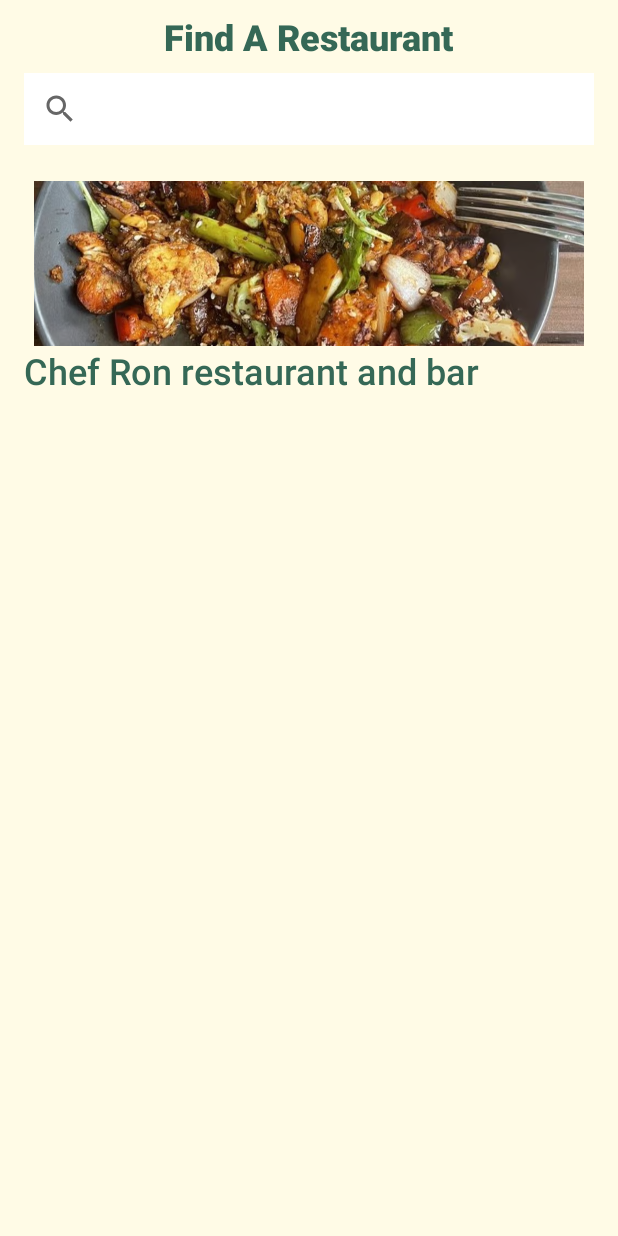
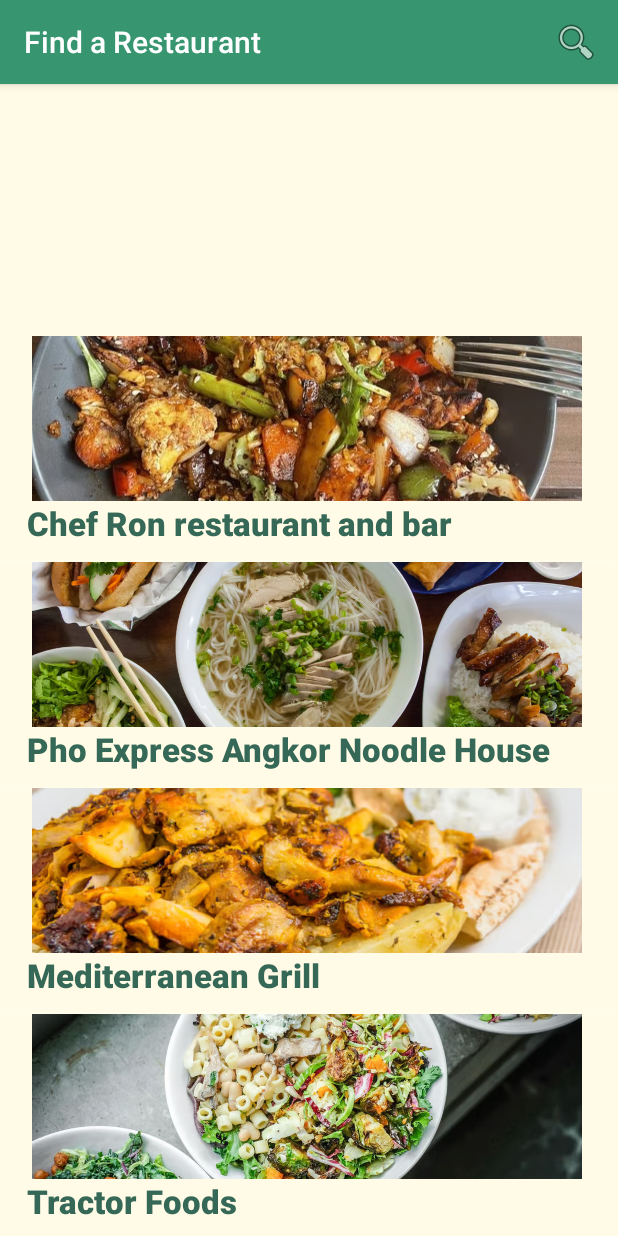
Before and after one commit to mderoca/CSIS3175_TrimTaste, an Android app: the User_SearchRestaurant screen opened directly, with no data from a screen before it, on a phone screen of 412 x 824 dp. Run offline under Robolectric (Android 15) with nearby library versions, the light colour scheme and no system bars.

Commit message:
Edited Search for restaurant Activity (SearchView)

```diff
--- a/app/src/main/java/com/example/trimtaste/Admin_MainActivity.java
+++ b/app/src/main/java/com/example/trimtaste/Admin_MainActivity.java
@@ -24,7 +24,7 @@
         imgBtnAddItems.setOnClickListener(new View.OnClickListener() {
             @Override
             public void onClick(View v) {
-                startActivity(new Intent(Admin_MainActivity.this, Admin_AddRemobeItems.class));
+                startActivity(new Intent(Admin_MainActivity.this, Admin_AddRemoveItems.class));
             }
         });
 
--- a/app/src/main/java/com/example/trimtaste/DatabaseHelper.java
+++ b/app/src/main/java/com/example/trimtaste/DatabaseHelper.java
@@ -26,7 +26,7 @@
     final static String T1COL_7 = "UserRole";
     //-------------------------------------------------------------------
 
-    //-----------------Restaurnat Table ----------------------------
+    //-----------------Restaurant Table ----------------------------
 
     final static String TABLE2_NAME = "RESTAURANT";
     final static String T2COL_1 = "RestaurantID";
@@ -82,7 +82,7 @@
 //            );
     //---------------------------------------------------------------------
 
-    //--------------------_BILL TALBE-------------------------------------
+    //--------------------_BILL TABLE-------------------------------------
 
     final static String TABLE5_NAME = "_BILL";
     final static String T5COL_1 = "BillId";
--- a/app/src/main/java/com/example/trimtaste/User_MainActivity.java
+++ b/app/src/main/java/com/example/trimtaste/User_MainActivity.java
@@ -57,7 +57,7 @@
         btnHistory.setOnClickListener(new View.OnClickListener() {
             @Override
             public void onClick(View v) {
-                startActivity(new Intent(User_MainActivity.this, Usser_History.class));
+                startActivity(new Intent(User_MainActivity.this, User_History.class));
             }
         });
 
--- a/app/src/main/java/com/example/trimtaste/User_RestaurantAdapter.java
+++ b/app/src/main/java/com/example/trimtaste/User_RestaurantAdapter.java
@@ -76,7 +76,7 @@
 
         public ViewHolder(View itemView){
             super(itemView);
-            imageView = itemView.findViewById(R.id.imgRestaurant);
+            imageView = itemView.findViewById(R.id.imgRes);
             textView = itemView.findViewById(R.id.txtResName);
             itemView.setOnClickListener(this);
         }
--- a/app/src/main/java/com/example/trimtaste/User_SearchRestaurant.java
+++ b/app/src/main/java/com/example/trimtaste/User_SearchRestaurant.java
@@ -5,69 +5,96 @@
 import androidx.recyclerview.widget.LinearLayoutManager;
 import androidx.recyclerview.widget.RecyclerView;
 
+import android.app.SearchManager;
+import android.content.Context;
 import android.content.Intent;
+import android.net.Uri;
+import android.view.Menu;
+import android.view.MenuInflater;
+import android.view.MenuItem;
+import android.widget.AdapterView;
+import android.widget.ListView;
 import android.widget.SearchView;
 import android.os.Bundle;
 import android.view.View;
+import android.widget.SimpleAdapter;
 import android.widget.Toast;
+import android.widget.Toolbar;
+
+import java.util.ArrayList;
+import java.util.HashMap;
 
 public class User_SearchRestaurant extends AppCompatActivity
-        implements User_RestaurantAdapter.ItemClickListener {
+//        implements User_RestaurantAdapter.ItemClickListener
+{
 
     Integer[] restaurants = {R.drawable.mock_restaurant1, R.drawable.mock_restaurant2, R.drawable.mock_restaurant3, R.drawable.mock_restaurant4};
-
     String[] restaurantsNames = {"Chef Ron restaurant and bar", "Pho Express Angkor Noodle House", "Mediterranean Grill", "Tractor Foods"};
 
-    User_RestaurantAdapter adapter;
+//    User_RestaurantAdapter adapter;
 
     @Override
     protected void onCreate(Bundle savedInstanceState) {
         super.onCreate(savedInstanceState);
         setContentView(R.layout.activity_user_search_restaurant);
+        setSupportActionBar(findViewById(R.id.toolbar));
+        getSupportActionBar().setTitle(R.string.txtFindARes);
 
-        SearchView searchView = findViewById(R.id.searchView);
-        RecyclerView recyclerViewRes = findViewById(R.id.recyclerViewRestaurant);
+        // Get the intent, verify the action and get the query
+        Intent intent = getIntent();
+        if (Intent.ACTION_SEARCH.equals(intent.getAction())) {
+            String query = intent.getStringExtra(SearchManager.QUERY);
+//            doMySearch(query);
+        }
 
+        ArrayList<HashMap<String,String>> aList = new ArrayList<HashMap<String,String>>();
 
-//        searchView.setOnQueryTextListener(new SearchView.OnQueryTextListener() {
-//            @Override
-//            public boolean onQueryTextSubmit(String query) {
-//                // Start of search process
-//                List<Restaurant> filteredRestaurants = new ArrayList<>();
-//                List<String> filteredRestaurantNames = new ArrayList<>();
-//
-//                for (Restaurant restaurant : restaurants) {
-//                    if (restaurant.getCity().equals(query)) { // Assuming getCity() returns the city name for the restaurant
-//                        filteredRestaurants.add(restaurant);
-//                        filteredRestaurantNames.add(restaurant.getName());
-//                    }
-//                }
-//
-//                adapter.setData(filteredRestaurants, filteredRestaurantNames);
-//                adapter.notifyDataSetChanged();
-//                return false;
-//            }
-//
-//            @Override
-//            public boolean onQueryTextChange(String newText) {
-//                // Processing of text changes
-//                if (newText.isEmpty()) {
-//                    adapter.setData(restaurants, restaurantsNames);
-//                    adapter.notifyDataSetChanged();
-//                }
-//                return false;
-//            }
-//        });
+        for(int i=0; i<restaurantsNames.length; i++){
+            HashMap<String,String> hashMap = new HashMap<>();
+            hashMap.put("imgRes",Integer.toString(restaurants[i]));
+            hashMap.put("txtResName",restaurantsNames[i]);
+            aList.add(hashMap);
+        }
 
-        recyclerViewRes.setLayoutManager(new LinearLayoutManager(this));
-        adapter = new User_RestaurantAdapter(restaurants, restaurantsNames);
-        adapter.setClickListener(this);
-        recyclerViewRes.setAdapter(adapter);
+        String[] from = {"imgRes","txtResName"};
+        int[] to = {R.id.imgRes,R.id.txtResName};
+
+        SimpleAdapter adapter = new SimpleAdapter(User_SearchRestaurant.this,
+                aList,R.layout.list_item_restaurant,from,to);
+
+        ListView listView = findViewById(R.id.listViewRes);
+        listView.setAdapter(adapter);
+        listView.setOnItemClickListener(new AdapterView.OnItemClickListener() {
+            @Override
+            public void onItemClick(AdapterView<?> adapterView, View view, int position, long id) {
+                switch (position){
+                    case 0:
+                            startActivity(new Intent(User_SearchRestaurant.this,User_EachRestaurant.class));
+                        break;
+                    case 1:
+                        break;
+                    case 2:
+                        break;
+                }
+
+            }
+        });
     }
+
     @Override
-    public void onItemClick(View view, int position) {
-        Toast.makeText(this,"Selected Restaurant" + (position+1),
-                Toast.LENGTH_SHORT).show();
-        startActivity(new Intent(User_SearchRestaurant.this,User_EachRestaurant.class));
+    public boolean onCreateOptionsMenu(Menu menu) {
+        // Inflate the options menu from XML
+        MenuInflater inflater = getMenuInflater();
+        inflater.inflate(R.menu.menu_search, menu);
+
+        // Get the SearchView and set the searchable configuration
+        SearchManager searchManager = (SearchManager) getSystemService(Context.SEARCH_SERVICE);
+        MenuItem searchItem = menu.findItem(R.id.menu_search);
+        SearchView searchView = (SearchView) searchItem.getActionView();
+        // Assumes current activity is the searchable activity
+        searchView.setSearchableInfo(searchManager.getSearchableInfo(getComponentName()));
+        searchView.setIconifiedByDefault(false); // Do not iconify the widget; expand it by default
+
+        return true;
     }
 }
--- a/app/src/main/res/layout/activity_admin_add_remove_food_items.xml
+++ b/app/src/main/res/layout/activity_admin_add_remove_food_items.xml
@@ -5,7 +5,7 @@
     android:layout_width="match_parent"
     android:layout_height="match_parent"
     android:background="@color/background"
-    tools:context=".Admin_AddRemobeItems">
+    tools:context=".Admin_AddRemoveItems">
 
     <TextView
         android:id="@+id/txtViewEditFoodOrders"
--- a/app/src/main/res/layout/activity_user_history.xml
+++ b/app/src/main/res/layout/activity_user_history.xml
@@ -5,7 +5,7 @@
     android:layout_width="match_parent"
     android:layout_height="match_parent"
     android:background="@color/background"
-    tools:context=".Usser_History">
+    tools:context=".User_History">
 
     <TextView
         android:id="@+id/txtOrderDetAndStatus"
--- a/app/src/main/res/layout/activity_user_search_restaurant.xml
+++ b/app/src/main/res/layout/activity_user_search_restaurant.xml
@@ -8,36 +8,25 @@
     android:backgroundTint="@color/background"
     tools:context=".User_SearchRestaurant">
 
-    <TextView
-        android:id="@+id/txtFindARes"
-        android:layout_width="wrap_content"
-        android:layout_height="wrap_content"
-        android:layout_marginTop="8dp"
-        android:fontFamily="sans-serif-black"
-        android:text="@string/txtFindARes"
-        android:textColor="@color/BasilGreen_800"
-        android:textSize="24sp"
+    <androidx.appcompat.widget.Toolbar
+        android:id="@+id/toolbar"
+        android:layout_width="match_parent"
+        android:layout_height="?attr/actionBarSize"
+        android:background="@color/BasilGreen_500"
+        android:elevation="4dp"
+        android:theme="@style/ThemeOverlay.AppCompat.ActionBar"
         app:layout_constraintEnd_toEndOf="parent"
         app:layout_constraintStart_toStartOf="parent"
-        app:layout_constraintTop_toTopOf="parent" />
+        app:layout_constraintTop_toTopOf="parent"
+        app:popupTheme="@style/ThemeOverlay.AppCompat.Light" />
 
-    <SearchView
-        android:id="@+id/searchView"
-        android:layout_width="380dp"
-        android:layout_height="wrap_content"
-        android:layout_marginTop="8dp"
-        android:background="@color/white"
-        android:queryHint="@string/searchBarHint"
+    <ListView
+        android:id="@+id/listViewRes"
+        android:layout_width="409dp"
+        android:layout_height="600dp"
+        app:layout_constraintBottom_toBottomOf="parent"
         app:layout_constraintEnd_toEndOf="parent"
-        app:layout_constraintStart_toStartOf="parent"
-        app:layout_constraintTop_toBottomOf="@+id/txtFindARes" />
-
-    <androidx.recyclerview.widget.RecyclerView
-        android:id="@+id/recyclerViewRestaurant"
-        android:layout_width="match_parent"
-        android:layout_height="550dp"
-        android:layout_marginTop="8dp"
-        app:layout_constraintTop_toBottomOf="@+id/searchView"
-        tools:layout_editor_absoluteX="1dp" />
+        app:layout_constraintHorizontal_bias="0.0"
+        app:layout_constraintStart_toStartOf="parent" />
 
 </androidx.constraintlayout.widget.ConstraintLayout>
--- a/app/src/main/res/layout/list_item_restaurant.xml
+++ b/app/src/main/res/layout/list_item_restaurant.xml
@@ -10,7 +10,7 @@
     tools:ignore="UseCompoundDrawables">
 
     <ImageView
-        android:id="@+id/imgRestaurant"
+        android:id="@+id/imgRes"
         android:layout_width="match_parent"
         android:layout_height="110dp"
         android:contentDescription="@string/conDesRes" />
@@ -19,9 +19,10 @@
         android:id="@+id/txtResName"
         android:layout_width="wrap_content"
         android:layout_height="wrap_content"
-        android:layout_marginStart="16sp"
-        android:fontFamily="sans-serif-medium"
+        android:layout_marginStart="18sp"
+        android:layout_marginBottom="10sp"
+        android:fontFamily="sans-serif-black"
         android:textColor="@color/BasilGreen_800"
-        android:textSize="24sp"
+        android:textSize="22sp"
         tools:ignore="TextSizeCheck" />
 </LinearLayout>
--- /dev/null
+++ b/app/src/main/res/menu/menu_search.xml
@@ -0,0 +1,10 @@
+<?xml version="1.0" encoding="utf-8"?>
+<menu xmlns:android="http://schemas.android.com/apk/res/android"
+    xmlns:app="http://schemas.android.com/apk/res-auto">
+    <item
+        android:id="@+id/menu_search"
+        android:title="@string/txtFindARes"
+        android:icon="@android:drawable/ic_menu_search"
+        app:showAsAction="collapseActionView|ifRoom"
+        app:actionViewClass="android.widget.SearchView" />
+</menu>
--- a/app/src/main/res/values/strings.xml
+++ b/app/src/main/res/values/strings.xml
@@ -16,7 +16,7 @@
     <string name="promptProvince">Province</string>
     <string name="hintSearch">Enter the city to search for</string>
     <string name="btnFind">Go</string>
-    <string name="txtFindARes">Find A Restaurant</string>
+    <string name="txtFindARes">Find a Restaurant</string>
     <string name="txtReduce">Reduce Food Waste &amp; Enjoy Your Meal!</string>
     <string name="conDesSearch">Image button Search</string>
     <string name="conDesFood">Image button Order Food</string>
@@ -43,7 +43,7 @@
     <string name="txtViewEditFoodOrders">View/Edit Food Orders</string>
     <string name="btnEdit">Edit</string>
     <string name="btnRemoveFoodIem">Remove</string>
-    <string name="searchBarHint">Enter the city to search for</string>
+    <string name="searchBarHint">Search for a city name</string>
     <string name="btnSignManager">Sign Up as a Manager</string>
     <string name="btnaddorremove">Add/Remove Food Items</string>
     <string name="btnVieworEdit">View/Edit Orders</string>
--- a/app/src/main/res/values/themes.xml
+++ b/app/src/main/res/values/themes.xml
@@ -12,5 +12,7 @@
         <!-- Status bar color. -->
         <item name="android:statusBarColor">?attr/colorOnPrimary</item>
         <!-- Customize your theme here. -->
+        <item name="windowActionBar">false</item>
+        <item name="windowNoTitle">true</item>
     </style>
 </resources>
--- /dev/null
+++ b/app/src/main/res/xml/searchable.xml
@@ -0,0 +1,6 @@
+<?xml version="1.0" encoding="utf-8"?>
+<searchable xmlns:android="http://schemas.android.com/apk/res/android"
+    android:label="@string/app_name"
+    android:hint="@string/searchBarHint">
+
+</searchable>
```
Also changed, not shown: app/src/main/AndroidManifest.xml (+15 -9 lines), app/src/main/java/com/example/trimtaste/Admin_AddRemobeItems.java (deleted, +0 -14 lines), app/src/main/java/com/example/trimtaste/Admin_AddRemoveItems.java (renamed from app/src/main/java/com/example/trimtaste/Usser_History.java, +4 -4 lines), app/src/main/java/com/example/trimtaste/MainActivity.java (deleted, +0 -41 lines), app/src/main/java/com/example/trimtaste/User_History.java (added, +14 -0 lines), app/src/main/res/layout/activity_main.xml (deleted, +0 -92 lines).
